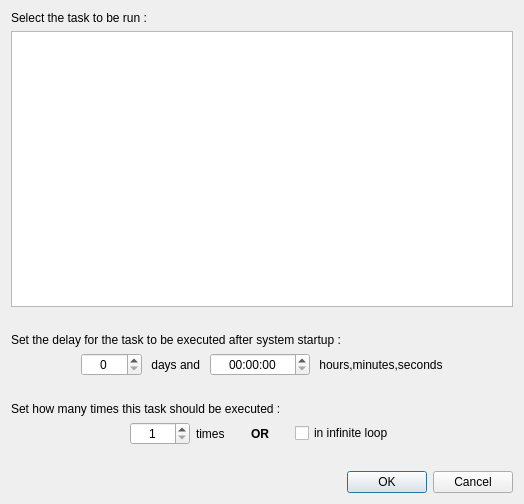
This is ui/various_dialogs/StartupTaskEditDialog.ui in AmirHammouteneEI/ScheduledPasteAndKeys as Qt 5 draws it before an edit. The edited form follows.
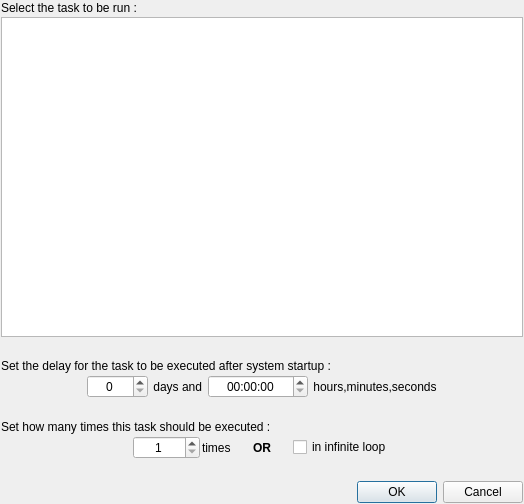
This is the edited form. Custom widgets are drawn as their Qt base class.

Commit message: Ready for major version 3.0 ; new feature : global hotkeys to schedule and stop tasks ; made all dialogs modal ; changed MainWindow instance, not shared_ptr anymore ; some ui arrangements

Diff of the .ui file:
```diff
--- a/ui/various_dialogs/StartupTaskEditDialog.ui
+++ b/ui/various_dialogs/StartupTaskEditDialog.ui
@@ -14,6 +14,21 @@
    <string>Add a task scheduled on system startup</string>
   </property>
   <layout class="QVBoxLayout" name="verticalLayout">
+   <property name="spacing">
+    <number>2</number>
+   </property>
+   <property name="leftMargin">
+    <number>1</number>
+   </property>
+   <property name="topMargin">
+    <number>1</number>
+   </property>
+   <property name="rightMargin">
+    <number>1</number>
+   </property>
+   <property name="bottomMargin">
+    <number>1</number>
+   </property>
    <item>
     <widget class="QLabel" name="label">
      <property name="text">
@@ -230,7 +245,7 @@
         <number>1</number>
        </property>
        <property name="maximum">
-        <number>9999</number>
+        <number>999999</number>
        </property>
       </widget>
      </item>
```
Left out of the diff: 3 changed lines with no effect on the pictures. The commit also changes 74 other files.
